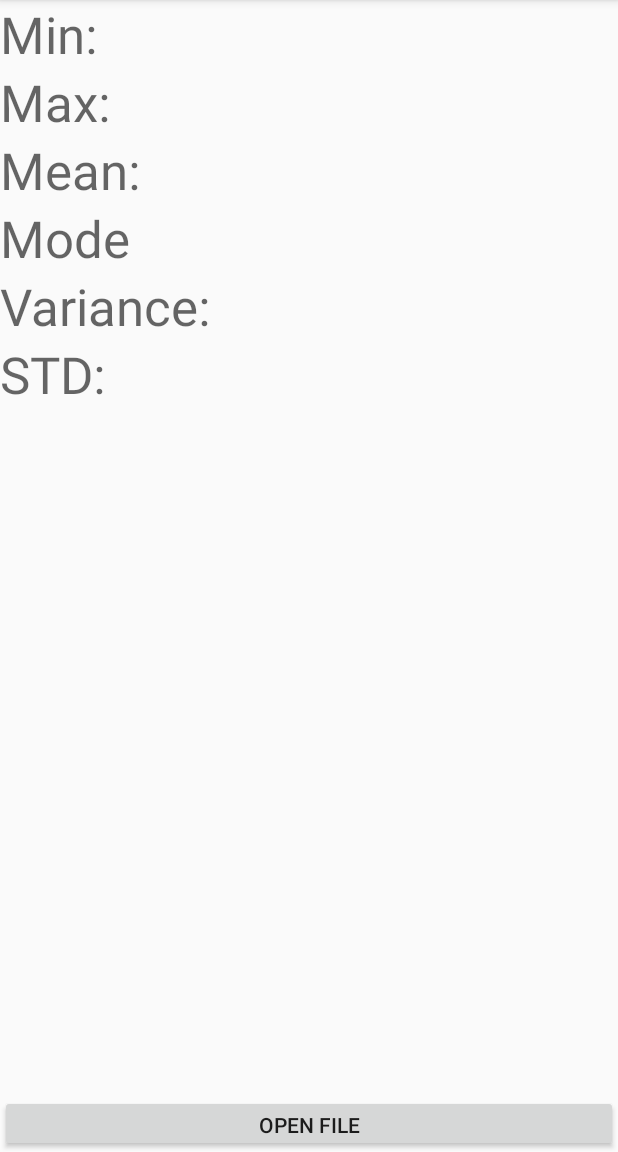
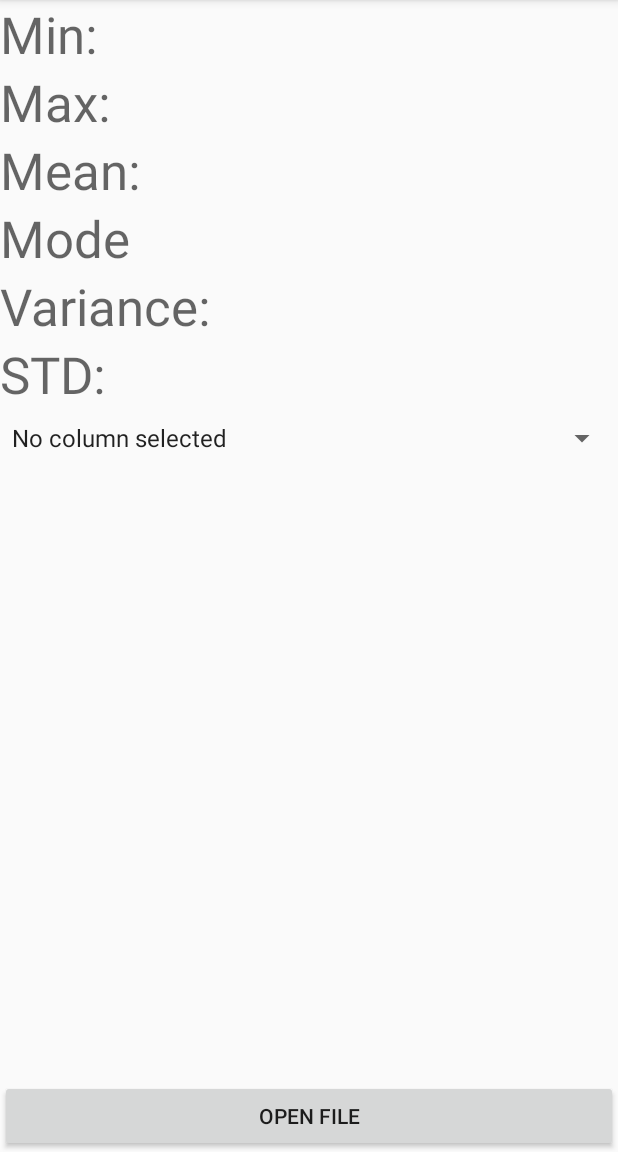
Before and after one commit to wadoodislam/Prob_Project, an Android app: the screen it shows after launch (MainActivity), on a phone screen of 412 x 824 dp, the part 84-1236 px from its top. Run offline under Robolectric (Android 15) with nearby library versions, the phone set to English and light mode, and no system bars; libraries missing offline, so code that uses them is left out: org.apache.poi.

Commit message:
Column Selection implemented

```diff
--- a/app/src/main/java/com/example/wadood/prob_project/MainActivity.java
+++ b/app/src/main/java/com/example/wadood/prob_project/MainActivity.java
@@ -8,6 +8,9 @@ import android.support.annotation.Nullable;
 import android.support.v7.app.AppCompatActivity;
 import android.util.Log;
 import android.view.View;
+import android.widget.AdapterView;
+import android.widget.ArrayAdapter;
+import android.widget.Spinner;
 import android.widget.TextView;
 
 import org.apache.poi.openxml4j.exceptions.InvalidFormatException;
@@ -25,11 +28,10 @@ import java.io.IOException;
 import java.io.InputStream;
 import java.text.DecimalFormat;
 
-public class MainActivity extends AppCompatActivity implements View.OnClickListener {
+public class MainActivity extends AppCompatActivity implements View.OnClickListener, AdapterView.OnItemSelectedListener {
 
     private static final String TAG = "MainActivity";
     private Sheet sheetData;
-    private int activeColumn=4;
     final static int OPEN_EXCEL_FILE=0;
     private TextView minTV;
     private TextView maxTV;
@@ -37,6 +39,7 @@ public class MainActivity extends AppCompatActivity implements View.OnClickListe
     private TextView modeTV;
     private TextView varianceTV;
     private TextView deviationTV;
+    private Spinner columnSpinner;
 
     @Override
     protected void onCreate(Bundle savedInstanceState) {
@@ -54,6 +57,13 @@ public class MainActivity extends AppCompatActivity implements View.OnClickListe
         modeTV = findViewById(R.id.mode_textview);
         varianceTV = findViewById(R.id.variance_textview);
         deviationTV = findViewById(R.id.deviation_textview);
+        columnSpinner = findViewById(R.id.spinner);
+        ArrayAdapter<CharSequence> spinnerArrayAdapter = ArrayAdapter.createFromResource(
+                this, R.array.no_column,
+                android.R.layout.simple_spinner_item
+        );
+        spinnerArrayAdapter.setDropDownViewResource(android.R.layout.simple_spinner_dropdown_item);
+        columnSpinner.setAdapter(spinnerArrayAdapter);
     }
 
     @Override
@@ -77,7 +87,7 @@ public class MainActivity extends AppCompatActivity implements View.OnClickListe
             case OPEN_EXCEL_FILE:
             {
                 readExcelData(data.getData().getPath());
-                displayDiscription();
+                initSpinner();
                 break;
             }
             default:
@@ -85,12 +95,22 @@ public class MainActivity extends AppCompatActivity implements View.OnClickListe
         }
     }
 
-    private void displayDiscription() {
+    private void initSpinner() {
+        ArrayAdapter<String> adapter = new ArrayAdapter<String>(
+                this, android.R.layout.simple_spinner_item,
+                sheetData.getColumnNames()
+        );
+        adapter.setDropDownViewResource(android.R.layout.simple_spinner_dropdown_item);
+        columnSpinner.setAdapter(adapter);
+        columnSpinner.setOnItemSelectedListener(this);
+    }
+
+    private void displayDiscription(int activeColumn) {
         DecimalFormat formatter = new DecimalFormat("#0.000");
         Column column = sheetData.getColumn(activeColumn);
         minTV.setText(Double.toString(column.min()));
         maxTV.setText(Double.toString(column.max()));
-        meanTV.setText(Double.toString(column.mean()));
+        meanTV.setText(formatter.format(column.mean()));
         modeTV.setText(Double.toString(column.mode()));
         varianceTV.setText(formatter.format(column.variance()));
         deviationTV.setText(formatter.format(column.deviation()));
@@ -169,4 +189,14 @@ public class MainActivity extends AppCompatActivity implements View.OnClickListe
             }
         }
     }
+
+    @Override
+    public void onItemSelected(AdapterView<?> adapterView, View view, int position, long l) {
+        displayDiscription(position);
+    }
+    @Override
+    public void onNothingSelected(AdapterView<?> adapterView) {
+
+    }
+
 }
--- a/app/src/main/res/layout/activity_main.xml
+++ b/app/src/main/res/layout/activity_main.xml
@@ -9,8 +9,7 @@
 
     <LinearLayout
         android:layout_width="match_parent"
-        android:layout_height="match_parent"
-        android:layout_weight="0.8"
+        android:layout_height="wrap_content"
         android:orientation="horizontal">
 
         <LinearLayout
@@ -103,13 +102,25 @@
                 android:layout_width="match_parent"
                 android:layout_height="wrap_content"
                 android:textAppearance="@style/TextAppearance.AppCompat.Display1" />
+
         </LinearLayout>
+    </LinearLayout>
+
+    <LinearLayout
+        android:layout_width="match_parent"
+        android:layout_height="wrap_content"
+        android:layout_weight="0.8"
+        android:orientation="horizontal">
+
+        <Spinner
+            android:id="@+id/spinner"
+            android:layout_width="match_parent"
+            android:layout_height="40dp" />
     </LinearLayout>
 
     <Button
         android:id="@+id/file_button"
         android:layout_width="match_parent"
         android:layout_height="wrap_content"
-        android:layout_weight="0.2"
         android:text="@string/open_file" />
 </LinearLayout>
--- a/app/src/main/res/values/strings.xml
+++ b/app/src/main/res/values/strings.xml
@@ -1,4 +1,7 @@
 <resources>
     <string name="app_name">Prob_Project</string>
     <string name="open_file">Open File</string>
+    <string-array name="no_column">
+        <item>No column selected</item>
+    </string-array>
 </resources>
```
Also changed, not shown: app/src/main/java/com/example/wadood/prob_project/Sheet.java (+8 -0 lines).
